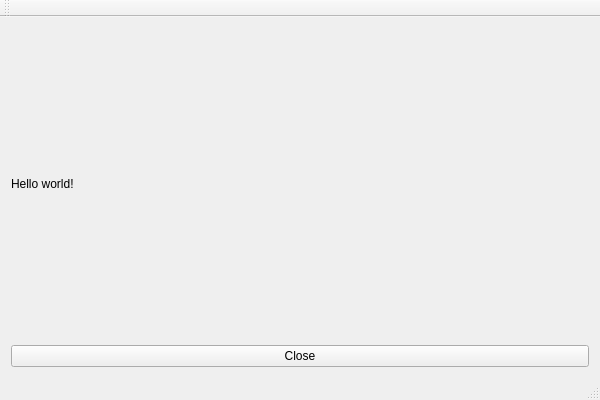
Above: B3M/B3M_GUI/B3M_GUI.ui from Tobxon/BBoyBattleManager before the change. Below: the same form after it.
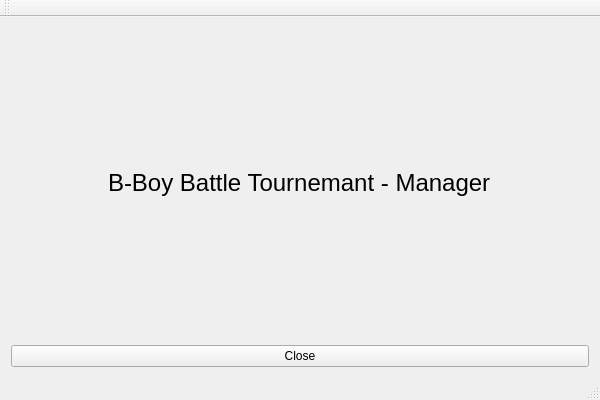
That is the form after the change.

Diff of the .ui file:
```diff
--- a/B3M/B3M_GUI/B3M_GUI.ui
+++ b/B3M/B3M_GUI/B3M_GUI.ui
@@ -15,10 +15,15 @@
   </property>
   <widget class="QWidget" name="centralWidget">
    <layout class="QVBoxLayout" name="verticalLayout">
-    <item>
+    <item alignment="Qt::AlignHCenter|Qt::AlignVCenter">
      <widget class="QLabel" name="helloWorldLabel">
+      <property name="font">
+       <font>
+        <pointsize>18</pointsize>
+       </font>
+      </property>
       <property name="text">
-       <string>Hello world!</string>
+       <string>B-Boy Battle Tournemant - Manager</string>
       </property>
      </widget>
     </item>
```
